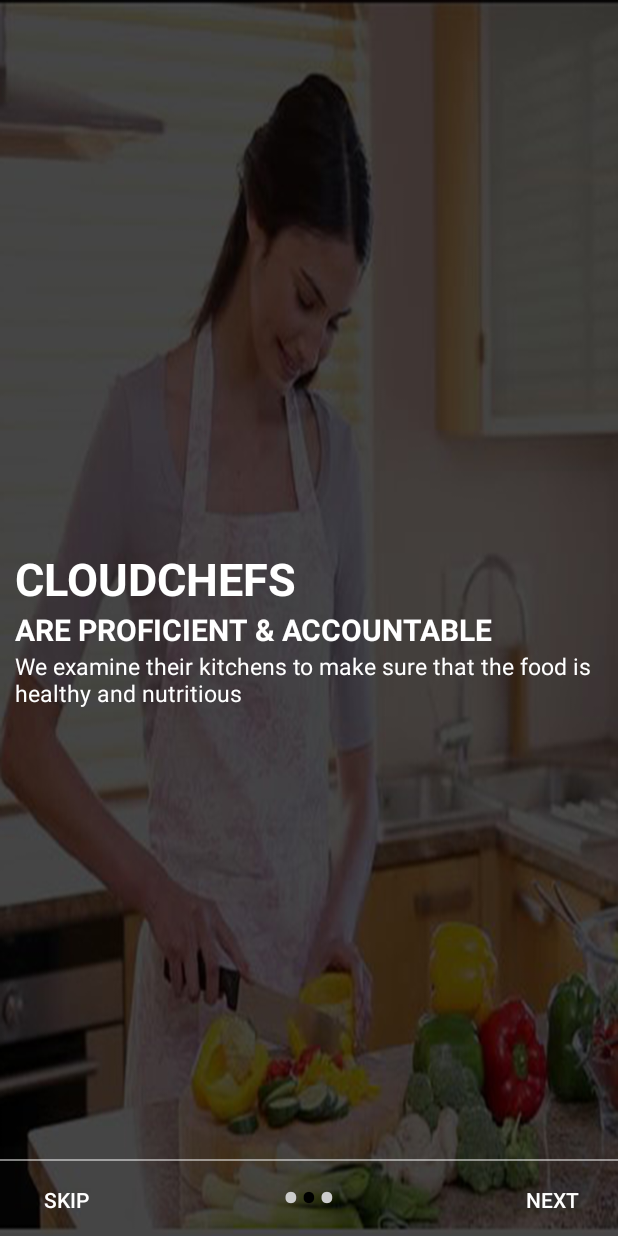
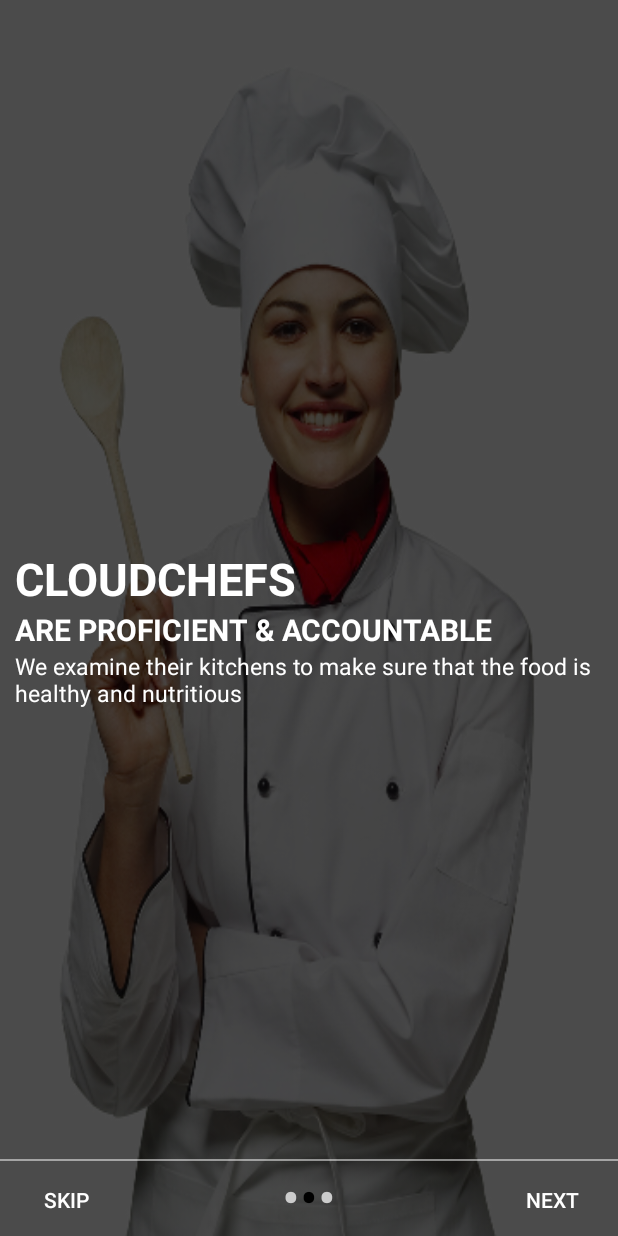
Before and after one commit to FahadQamar262/CloudChefSlider2, an Android app: the screen it shows after launch (MainActivity), after a tap on "NEXT", on a phone screen of 412 x 824 dp. Run offline under Robolectric (Android 15) with nearby library versions, the phone set to English and light mode, and no system bars.

Commit message:
Ammarah2

```diff
--- a/app/src/main/res/layout/slide2.xml
+++ b/app/src/main/res/layout/slide2.xml
@@ -10,7 +10,7 @@
         android:layout_centerInParent="true"
 
         android:orientation="vertical"
-        android:background="@drawable/gfj"
+        android:background="@drawable/slider4"
         android:weightSum="1">
 
 
```
Also changed, not shown: app/src/main/res/drawable-xxhdpi/slider4.png (added).
